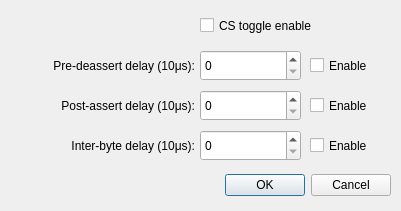
This is src/delaysdialog.ui in bloguetronica/cp2130-com as Qt 5 draws it before an edit. The edited form follows.
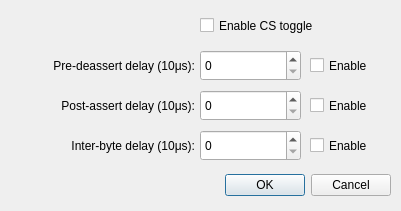
This is the edited form. Icons and pictures are not drawn.

Patch:
```diff
--- a/src/delaysdialog.ui
+++ b/src/delaysdialog.ui
@@ -65,7 +65,7 @@
     </rect>
    </property>
    <property name="text">
-    <string>CS toggle enable</string>
+    <string>Enable CS toggle</string>
    </property>
   </widget>
   <widget class="QCheckBox" name="checkBoxPreDeassertDelayEnable">
```
Left out of the diff: 8 changed lines with no effect on the pictures.
